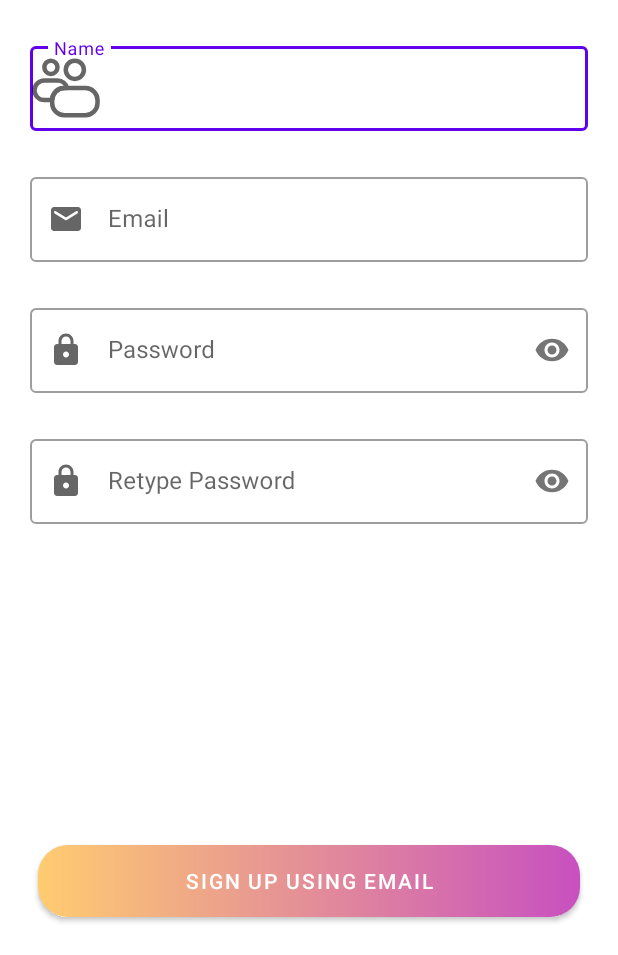
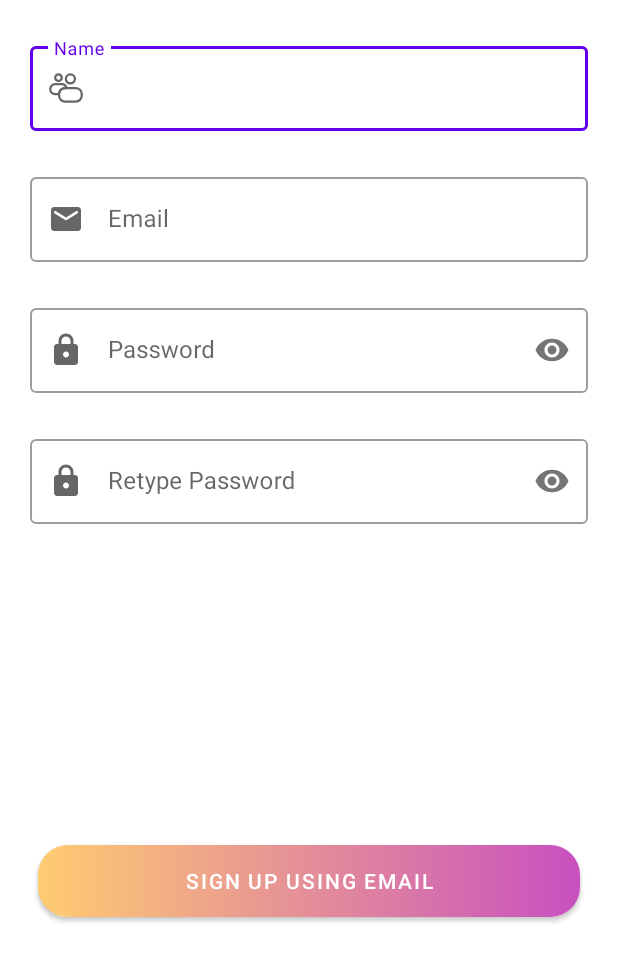
Before and after one commit to 1parveenjakhar/ShareNShop, an Android app: the SignUpActivity screen opened directly, with no data from a screen before it, on a phone screen of 412 x 824 dp, the part 281-1236 px from its top. Run offline under Robolectric (Android 15) with nearby library versions, the phone set to English and light mode, and no system bars; our stand-ins replace Firebase (no records; nobody signed in at launch, a user with empty details on screens opened directly), data binding.

Commit message:
Sign Up Activity modifications

```diff
--- /dev/null
+++ b/app/src/main/res/drawable/account_icon_small.xml
@@ -0,0 +1,19 @@
+<vector android:height="24dp" android:viewportHeight="32"
+    android:viewportWidth="32" android:width="24dp" xmlns:android="http://schemas.android.com/apk/res/android">
+    <path android:fillColor="#00000000"
+        android:pathData="M19.92,7.94m-4.03,0a4.03,4.03 0,1 1,8.06 0a4.03,4.03 0,1 1,-8.06 0"
+        android:strokeColor="#4e5aea" android:strokeLineCap="round"
+        android:strokeLineJoin="round" android:strokeWidth="2"/>
+    <path android:fillColor="#00000000"
+        android:pathData="M15.22,16h1.21a4.36,4.36 0,0 0,-4.24 -3.36H6.37a4.37,4.37 0,0 0,0 8.74H9.84A5.38,5.38 0,0 1,15.22 16Z"
+        android:strokeColor="#959cf2" android:strokeLineCap="round"
+        android:strokeLineJoin="round" android:strokeWidth="2"/>
+    <path android:fillColor="#00000000"
+        android:pathData="M9.28,9.73A2.92,2.92 0,1 0,6.37 6.82,2.91 2.91,0 0,0 9.28,9.73Z"
+        android:strokeColor="#959cf2" android:strokeLineCap="round"
+        android:strokeLineJoin="round" android:strokeWidth="2"/>
+    <path android:fillColor="#00000000"
+        android:pathData="M15.22,16L24.62,16A5.38,5.38 0,0 1,30 21.38L30,22.72A5.38,5.38 0,0 1,24.62 28.1L15.22,28.1A5.38,5.38 0,0 1,9.84 22.72L9.84,21.38A5.38,5.38 0,0 1,15.22 16z"
+        android:strokeColor="#4e5aea" android:strokeLineCap="round"
+        android:strokeLineJoin="round" android:strokeWidth="2"/>
+</vector>
--- a/app/src/main/res/layout/activity_sign_up.xml
+++ b/app/src/main/res/layout/activity_sign_up.xml
@@ -35,7 +35,7 @@
             app:layout_constraintEnd_toEndOf="parent"
             app:layout_constraintStart_toStartOf="parent"
             app:layout_constraintTop_toBottomOf="@id/appNameTextView"
-            app:startIconDrawable="@drawable/account_icon">
+            app:startIconDrawable="@drawable/account_icon_small">
 
             <com.google.android.material.textfield.TextInputEditText
                 android:id="@+id/editUserName"
@@ -125,5 +125,15 @@
             android:background="@drawable/gradient_long_button_bg"
             app:backgroundTint="@null"/>
 
+
+        <ProgressBar
+            android:id="@+id/progressBar"
+            android:layout_width="wrap_content"
+            android:layout_height="wrap_content"
+            app:layout_constraintTop_toTopOf="parent"
+            app:layout_constraintBottom_toBottomOf="parent"
+            app:layout_constraintStart_toStartOf="parent"
+            app:layout_constraintEnd_toEndOf="parent"/>
+
     </androidx.constraintlayout.widget.ConstraintLayout>
 </layout>
```
Also changed, not shown: app/src/main/java/com/puteffort/sharenshop/SignUpActivity.java (+30 -49 lines).
